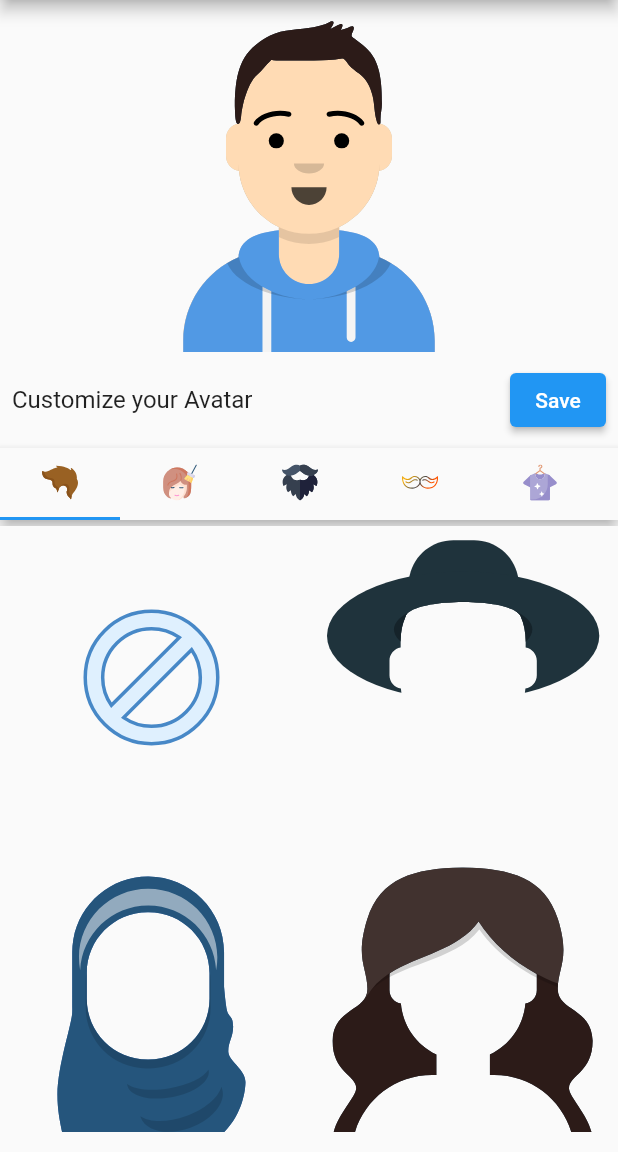
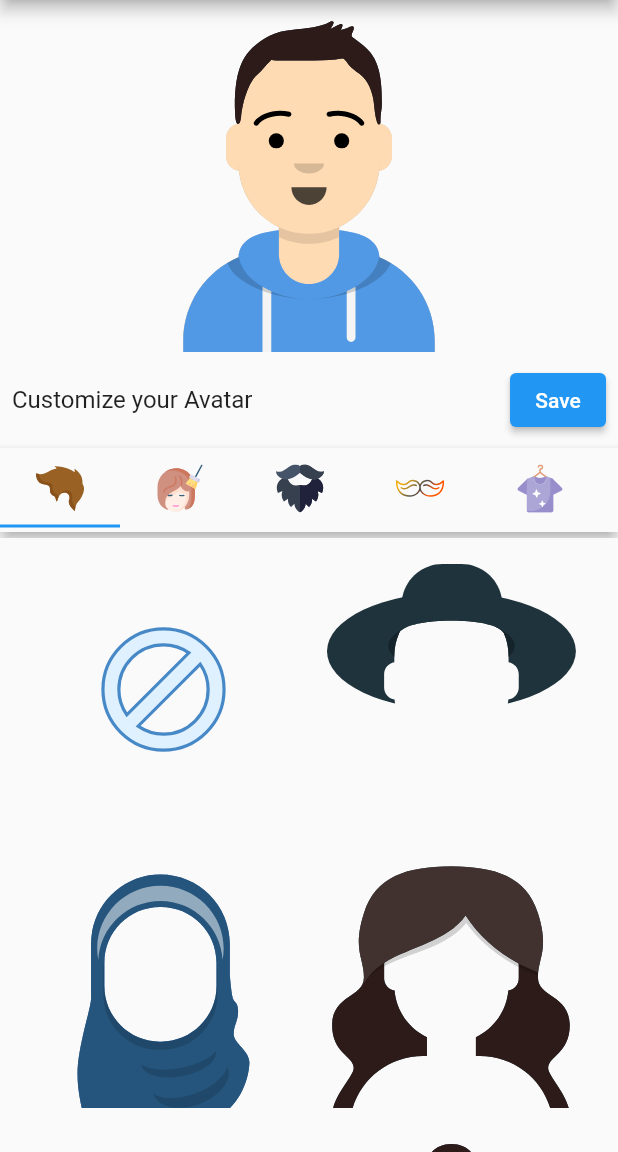
Before and after one commit to ShakyaCsun/flutter-avataaars, a Flutter app: the CustomizerPage screen opened directly, on a phone screen of 412 x 824 dp, the part 84-1236 px from its top. Run offline on Flutter 3.47's test engine with Material 2 defaults, Android fonts, the light colour scheme and no system bars; our stand-ins replace bloc, equatable, flutter_bloc, flutter_svg, freezed_annotation; missing offline and left inert: clipboard.

Commit message:
add padding around GridView. add themeable color picker outline

```diff
--- a/packages/textaba_avataaars/lib/src/avataaars_customizer/view/avataaars_customizer.dart
+++ b/packages/textaba_avataaars/lib/src/avataaars_customizer/view/avataaars_customizer.dart
@@ -14,17 +14,22 @@ class AvataaarsCustomizer extends StatelessWidget {
     Key? key,
     required this.onAvatarSaved,
     this.initialAvatar,
+    this.colorOutlineColor,
   }) : super(key: key);
 
   final Avatar? initialAvatar;
   final AvatarSavedCallback onAvatarSaved;
+  final Color? colorOutlineColor;
 
   @override
   Widget build(BuildContext context) {
     return BlocProvider(
       create: (context) => AvataaarsBloc(initialAvatar: initialAvatar),
-      child: _AvataaarsCustomizerView(
-        onAvatarSaved: onAvatarSaved,
+      child: RepositoryProvider(
+        create: (context) => colorOutlineColor,
+        child: _AvataaarsCustomizerView(
+          onAvatarSaved: onAvatarSaved,
+        ),
       ),
     );
   }
@@ -92,7 +97,7 @@ class _AllPickers extends StatelessWidget {
           Material(
             elevation: 4,
             child: SizedBox(
-              height: kTextTabBarHeight,
+              height: kToolbarHeight,
               child: Center(
                 child: TabBar(
                   isScrollable: true,
@@ -153,7 +158,7 @@ class _MyTabIcon extends StatelessWidget {
         child: SvgPicture.asset(
           svgPath,
           package: packageName,
-          height: 24,
+          height: 32,
         ),
       ),
     );
--- a/packages/textaba_avataaars/lib/src/avataaars_customizer/widgets/accessory_picker.dart
+++ b/packages/textaba_avataaars/lib/src/avataaars_customizer/widgets/accessory_picker.dart
@@ -15,8 +15,7 @@ class AccessoryPicker extends StatelessWidget {
         return state.accessories;
       },
       builder: (context, accessory) {
-        return GridView.builder(
-          gridDelegate: MyGridDelegate.delegate,
+        return PickerGridView(
           itemCount: accessoryCount,
           itemBuilder: (context, index) {
             final accessoryType = AccessoryType.values[index];
--- a/packages/textaba_avataaars/lib/src/avataaars_customizer/widgets/base_pickers/color_picker_item.dart
+++ b/packages/textaba_avataaars/lib/src/avataaars_customizer/widgets/base_pickers/color_picker_item.dart
@@ -1,4 +1,5 @@
 import 'package:flutter/material.dart';
+import 'package:flutter_bloc/flutter_bloc.dart';
 import 'package:textaba_avataaars/src/utils/utils.dart';
 
 class ColorPickerItem extends StatelessWidget {
@@ -31,9 +32,10 @@ class ColorPickerItem extends StatelessWidget {
         child: Padding(
           padding: const EdgeInsets.all(Insets.large * 2),
           child: CircleAvatar(
-            backgroundColor: Colors.black,
+            backgroundColor: RepositoryProvider.of<Color?>(context) ??
+                Theme.of(context).colorScheme.onSurface,
             child: Padding(
-              padding: const EdgeInsets.all(Insets.small / 2),
+              padding: const EdgeInsets.all(2),
               child: CircleAvatar(
                 backgroundColor: color,
                 radius: double.infinity,
--- a/packages/textaba_avataaars/lib/src/avataaars_customizer/widgets/cloth_color_picker.dart
+++ b/packages/textaba_avataaars/lib/src/avataaars_customizer/widgets/cloth_color_picker.dart
@@ -15,8 +15,7 @@ class ClothColorPicker extends StatelessWidget {
         return state.cloth.clothColor;
       },
       builder: (context, clothColor) {
-        return GridView.builder(
-          gridDelegate: MyGridDelegate.delegate,
+        return PickerGridView(
           itemCount: clothColorCount,
           itemBuilder: (context, index) {
             final currentClothColor = ClothColor.values[index];
--- a/packages/textaba_avataaars/lib/src/avataaars_customizer/widgets/cloth_picker.dart
+++ b/packages/textaba_avataaars/lib/src/avataaars_customizer/widgets/cloth_picker.dart
@@ -15,8 +15,7 @@ class ClothPicker extends StatelessWidget {
         return state.cloth;
       },
       builder: (context, cloth) {
-        return GridView.builder(
-          gridDelegate: MyGridDelegate.delegate,
+        return PickerGridView(
           itemCount: clothCount,
           itemBuilder: (context, index) {
             final clothType = ClothType.values[index];
--- a/packages/textaba_avataaars/lib/src/avataaars_customizer/widgets/eye_brow_picker.dart
+++ b/packages/textaba_avataaars/lib/src/avataaars_customizer/widgets/eye_brow_picker.dart
@@ -15,8 +15,7 @@ class EyeBrowPicker extends StatelessWidget {
         return state.eyeBrow;
       },
       builder: (context, eyeBrow) {
-        return GridView.builder(
-          gridDelegate: MyGridDelegate.delegate,
+        return PickerGridView(
           itemCount: eyeBrowCount,
           itemBuilder: (context, index) {
             final eyeBrowType = EyeBrowType.values[index];
--- a/packages/textaba_avataaars/lib/src/avataaars_customizer/widgets/eyes_picker.dart
+++ b/packages/textaba_avataaars/lib/src/avataaars_customizer/widgets/eyes_picker.dart
@@ -15,8 +15,7 @@ class EyesPicker extends StatelessWidget {
         return state.eyes;
       },
       builder: (context, eyes) {
-        return GridView.builder(
-          gridDelegate: MyGridDelegate.delegate,
+        return PickerGridView(
           itemCount: eyesCount,
           itemBuilder: (context, index) {
             final eyesType = EyesType.values[index];
--- a/packages/textaba_avataaars/lib/src/avataaars_customizer/widgets/facial_hair_color_picker.dart
+++ b/packages/textaba_avataaars/lib/src/avataaars_customizer/widgets/facial_hair_color_picker.dart
@@ -15,8 +15,7 @@ class FacialHairColorPicker extends StatelessWidget {
         return state.facialHair.facialHairColor;
       },
       builder: (context, facialHairColor) {
-        return GridView.builder(
-          gridDelegate: MyGridDelegate.delegate,
+        return PickerGridView(
           itemCount: facialHairColorCount,
           itemBuilder: (context, index) {
             final currentFacialHairColor = FacialHairColor.values[index];
--- a/packages/textaba_avataaars/lib/src/avataaars_customizer/widgets/facial_hair_picker.dart
+++ b/packages/textaba_avataaars/lib/src/avataaars_customizer/widgets/facial_hair_picker.dart
@@ -15,8 +15,7 @@ class FacialHairPicker extends StatelessWidget {
         return state.facialHair;
       },
       builder: (context, facialHair) {
-        return GridView.builder(
-          gridDelegate: MyGridDelegate.delegate,
+        return PickerGridView(
           itemCount: facialHairCount,
           itemBuilder: (context, index) {
             final facialHairType = FacialHairType.values[index];
--- a/packages/textaba_avataaars/lib/src/avataaars_customizer/widgets/hair_color_picker.dart
+++ b/packages/textaba_avataaars/lib/src/avataaars_customizer/widgets/hair_color_picker.dart
@@ -15,8 +15,7 @@ class HairColorPicker extends StatelessWidget {
         return state.hairStyle.hairColor;
       },
       builder: (context, hairColor) {
-        return GridView.builder(
-          gridDelegate: MyGridDelegate.delegate,
+        return PickerGridView(
           itemCount: hairColorCount,
           itemBuilder: (context, index) {
             final currentHairColor = HairColor.values[index];
--- a/packages/textaba_avataaars/lib/src/avataaars_customizer/widgets/hair_style_picker.dart
+++ b/packages/textaba_avataaars/lib/src/avataaars_customizer/widgets/hair_style_picker.dart
@@ -15,8 +15,7 @@ class HairStylePicker extends StatelessWidget {
         return state.hairStyle;
       },
       builder: (context, hairStyle) {
-        return GridView.builder(
-          gridDelegate: MyGridDelegate.delegate,
+        return PickerGridView(
           itemCount: hairStyleCount,
           itemBuilder: (context, index) {
             final hairStyleType = HairStyleType.values[index];
--- a/packages/textaba_avataaars/lib/src/avataaars_customizer/widgets/mouth_picker.dart
+++ b/packages/textaba_avataaars/lib/src/avataaars_customizer/widgets/mouth_picker.dart
@@ -15,8 +15,7 @@ class MouthPicker extends StatelessWidget {
         return state.mouth;
       },
       builder: (context, mouth) {
-        return GridView.builder(
-          gridDelegate: MyGridDelegate.delegate,
+        return PickerGridView(
           itemCount: mouthCount,
           itemBuilder: (context, index) {
             final mouthType = MouthType.values[index];
--- a/packages/textaba_avataaars/lib/src/avataaars_customizer/widgets/skin_picker.dart
+++ b/packages/textaba_avataaars/lib/src/avataaars_customizer/widgets/skin_picker.dart
@@ -15,8 +15,7 @@ class SkinPicker extends StatelessWidget {
         return state.skin;
       },
       builder: (context, skin) {
-        return GridView.builder(
-          gridDelegate: MyGridDelegate.delegate,
+        return PickerGridView(
           itemCount: skinColorCount,
           itemBuilder: (context, index) {
             final skinColor = SkinColor.values[index];
--- /dev/null
+++ b/packages/textaba_avataaars/lib/src/utils/picker_grid_view.dart
@@ -0,0 +1,26 @@
+import 'package:flutter/material.dart';
+import 'package:textaba_avataaars/src/utils/utils.dart';
+
+class PickerGridView extends StatelessWidget {
+  const PickerGridView({
+    Key? key,
+    required this.itemBuilder,
+    required this.itemCount,
+  }) : super(key: key);
+
+  final IndexedWidgetBuilder itemBuilder;
+  final int itemCount;
+
+  @override
+  Widget build(BuildContext context) {
+    return GridView.builder(
+      gridDelegate: MyGridDelegate.delegate,
+      padding: const EdgeInsets.symmetric(
+        horizontal: Insets.large,
+        vertical: Insets.small,
+      ),
+      itemCount: itemCount,
+      itemBuilder: itemBuilder,
+    );
+  }
+}
--- a/packages/textaba_avataaars/lib/src/utils/theming.dart
+++ b/packages/textaba_avataaars/lib/src/utils/theming.dart
@@ -1,4 +1,4 @@
-import 'package:flutter/cupertino.dart';
+import 'package:flutter/material.dart';
 
 class Insets {
   const Insets._();
@@ -13,7 +13,7 @@ class MyGridDelegate {
   static SliverGridDelegate get delegate =>
       const SliverGridDelegateWithMaxCrossAxisExtent(
         maxCrossAxisExtent: 200,
-        mainAxisSpacing: 8,
-        crossAxisSpacing: 8,
+        mainAxisSpacing: Insets.small,
+        crossAxisSpacing: Insets.small,
       );
 }
--- a/packages/textaba_avataaars/lib/src/utils/utils.dart
+++ b/packages/textaba_avataaars/lib/src/utils/utils.dart
@@ -1,3 +1,4 @@
 export 'constants.dart';
 export 'extensions.dart';
+export 'picker_grid_view.dart';
 export 'theming.dart';
```
